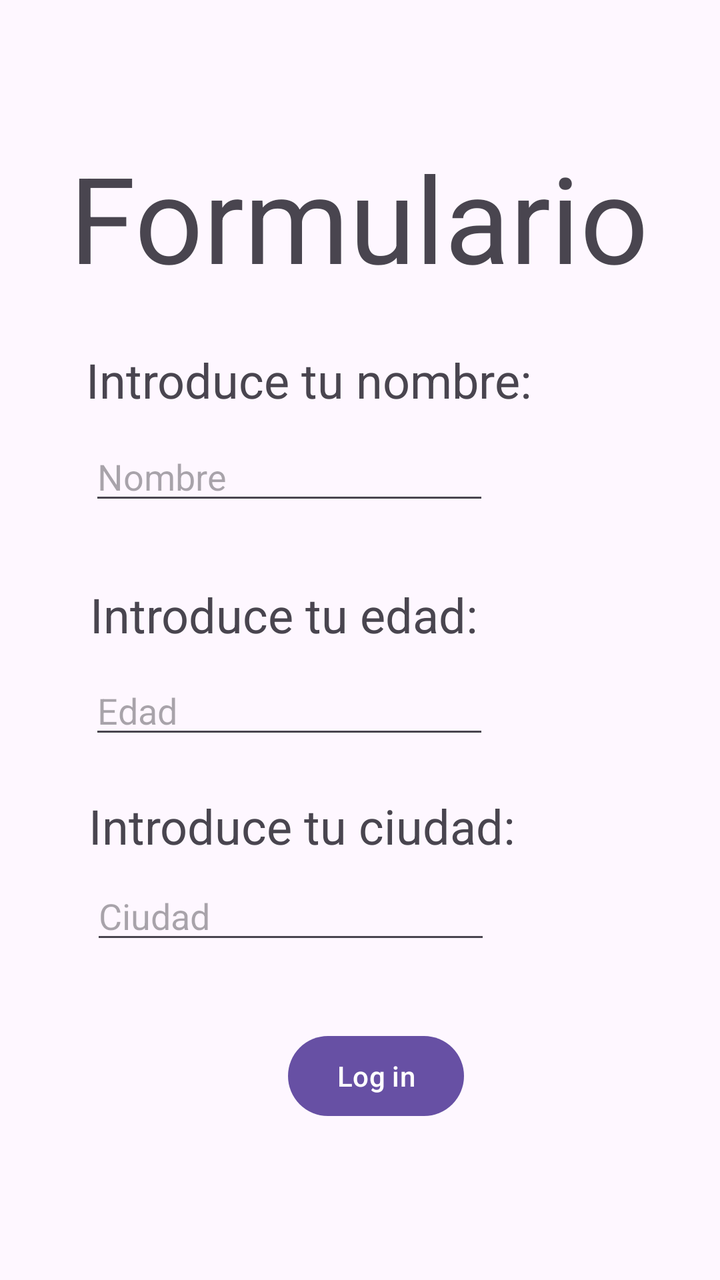
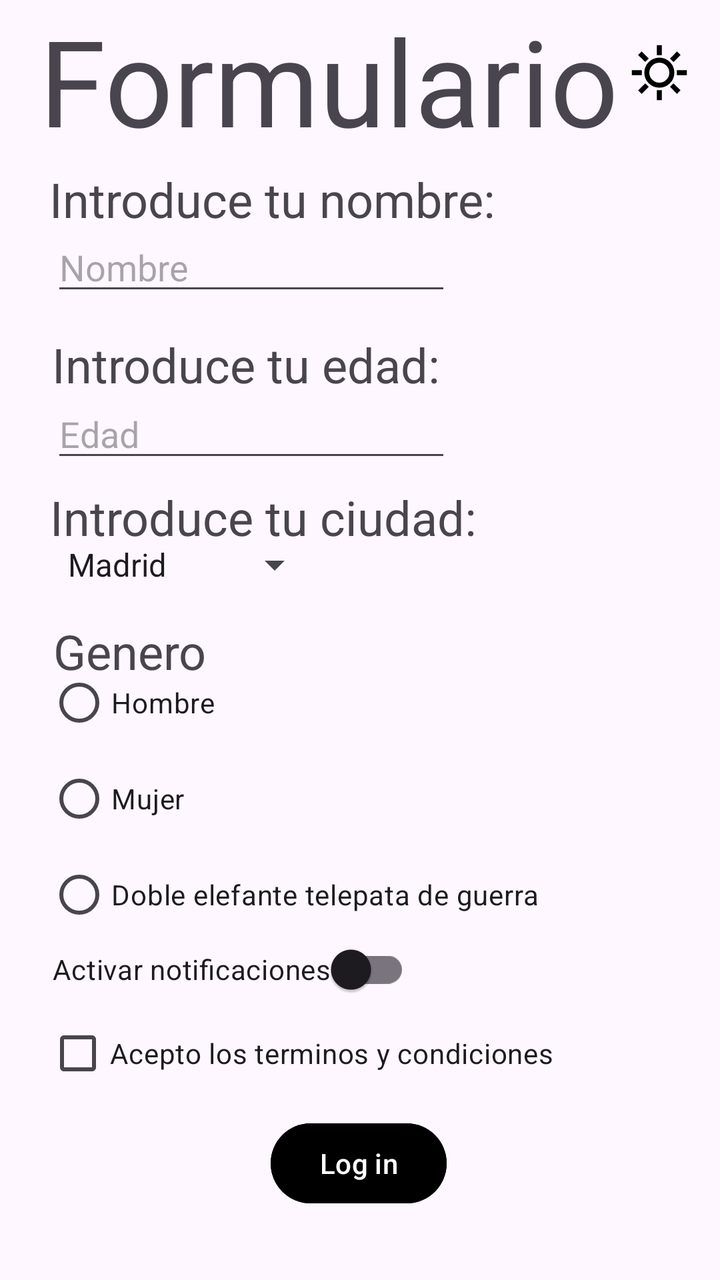

The first picture is an Android layout as it rendered before a commit; the second is the same layout after the commit. The layout source and the unified diff follow.
<!-- AndroidManifest.xml: application theme Theme.SaltoActivitys -->
<!-- res/layout/activity_main.xml -->
<?xml version="1.0" encoding="utf-8"?>
<androidx.constraintlayout.widget.ConstraintLayout xmlns:android="http://schemas.android.com/apk/res/android"
    xmlns:app="http://schemas.android.com/apk/res-auto"
    xmlns:tools="http://schemas.android.com/tools"
    android:id="@+id/main"
    android:layout_width="match_parent"
    android:layout_height="match_parent"
    tools:context=".MainActivity">


    <TextView
        android:id="@+id/titulo_formulario"
        android:layout_width="wrap_content"
        android:layout_height="wrap_content"
        android:text="@string/nombre_formulario"
        android:textSize="60sp"
        app:layout_constraintBottom_toBottomOf="parent"
        app:layout_constraintEnd_toEndOf="parent"
        app:layout_constraintHorizontal_bias="0.495"
        app:layout_constraintStart_toStartOf="parent"
        app:layout_constraintTop_toTopOf="parent"
        app:layout_constraintVertical_bias="0.122" />

    <TextView
        android:id="@+id/texto_nombre"
        android:layout_width="wrap_content"
        android:layout_height="wrap_content"
        android:text="@string/nombre_form"
        android:textSize="24sp"
        app:layout_constraintBottom_toBottomOf="parent"
        app:layout_constraintEnd_toEndOf="parent"
        app:layout_constraintHorizontal_bias="0.312"
        app:layout_constraintStart_toStartOf="parent"
        app:layout_constraintTop_toTopOf="parent"
        app:layout_constraintVertical_bias="0.286" />

    <EditText
        android:id="@+id/input_nombre"
        android:layout_width="200dp"
        android:layout_height="wrap_content"
        android:hint="@string/placehold_nombre"
        app:layout_constraintBottom_toBottomOf="parent"
        app:layout_constraintEnd_toEndOf="parent"
        app:layout_constraintHorizontal_bias="0.279"
        app:layout_constraintStart_toStartOf="parent"
        app:layout_constraintTop_toTopOf="parent"
        app:layout_constraintVertical_bias="0.361" />

    <TextView
        android:id="@+id/texto_edad"
        android:layout_width="wrap_content"
        android:layout_height="wrap_content"
        android:text="@string/edad_form"
        android:textSize="24sp"
        app:layout_constraintBottom_toBottomOf="parent"
        app:layout_constraintEnd_toEndOf="parent"
        app:layout_constraintHorizontal_bias="0.271"
        app:layout_constraintStart_toStartOf="parent"
        app:layout_constraintTop_toTopOf="parent"
        app:layout_constraintVertical_bias="0.479" />

    <EditText
        android:id="@+id/input_edad"
        android:layout_width="200dp"
        android:layout_height="wrap_content"
        android:hint="@string/placehold_edad"
        app:layout_constraintBottom_toBottomOf="parent"
        app:layout_constraintEnd_toEndOf="parent"
        app:layout_constraintHorizontal_bias="0.279"
        app:layout_constraintStart_toStartOf="parent"
        app:layout_constraintTop_toTopOf="parent"
        app:layout_constraintVertical_bias="0.556" />

    <TextView
        android:id="@+id/texto_ciudad"
        android:layout_width="wrap_content"
        android:layout_height="wrap_content"
        android:text="@string/ciudad_form"
        android:textSize="24sp"
        app:layout_constraintBottom_toBottomOf="parent"
        app:layout_constraintEnd_toEndOf="parent"
        app:layout_constraintHorizontal_bias="0.303"
        app:layout_constraintStart_toStartOf="parent"
        app:layout_constraintTop_toTopOf="parent"
        app:layout_constraintVertical_bias="0.653" />

    <EditText
        android:id="@+id/input_ciudad"
        android:layout_width="200dp"
        android:layout_height="wrap_content"
        android:hint="@string/placehold_ciudad"
        app:layout_constraintBottom_toBottomOf="parent"
        app:layout_constraintEnd_toEndOf="parent"
        app:layout_constraintHorizontal_bias="0.284"
        app:layout_constraintStart_toStartOf="parent"
        app:layout_constraintTop_toTopOf="parent"
        app:layout_constraintVertical_bias="0.728" />

    <Button
        android:id="@+id/button_login"
        android:layout_width="wrap_content"
        android:layout_height="wrap_content"
        android:text="@string/button_login"
        app:layout_constraintBottom_toBottomOf="parent"
        app:layout_constraintEnd_toEndOf="parent"
        app:layout_constraintHorizontal_bias="0.529"
        app:layout_constraintStart_toStartOf="parent"
        app:layout_constraintTop_toTopOf="parent"
        app:layout_constraintVertical_bias="0.868" />


</androidx.constraintlayout.widget.ConstraintLayout>
<!-- resources referenced by this layout -->
<resources>
  <string name="button_login">Log in</string>
  <string name="ciudad_form">Introduce tu ciudad:</string>
  <string name="edad_form">Introduce tu edad:</string>
  <string name="nombre_form">Introduce tu nombre:</string>
  <string name="nombre_formulario">Formulario</string>
  <string name="placehold_ciudad">Ciudad</string>
  <string name="placehold_edad">Edad</string>
  <string name="placehold_nombre">Nombre</string>
  <style name="Theme.SaltoActivitys" parent="Base.Theme.SaltoActivitys" />
  <style name="Base.Theme.SaltoActivitys" parent="Theme.Material3.DayNight.NoActionBar">
          
          
      </style>
</resources>

<!-- the commit's change to res/layout/activity_main.xml (unified diff, before → after) -->
@@ -16,10 +16,10 @@
         android:textSize="60sp"
         app:layout_constraintBottom_toBottomOf="parent"
         app:layout_constraintEnd_toEndOf="parent"
-        app:layout_constraintHorizontal_bias="0.495"
+        app:layout_constraintHorizontal_bias="0.28"
         app:layout_constraintStart_toStartOf="parent"
         app:layout_constraintTop_toTopOf="parent"
-        app:layout_constraintVertical_bias="0.122" />
+        app:layout_constraintVertical_bias="0.0" />
 
     <TextView
         android:id="@+id/texto_nombre"
@@ -29,22 +29,24 @@
         android:textSize="24sp"
         app:layout_constraintBottom_toBottomOf="parent"
         app:layout_constraintEnd_toEndOf="parent"
-        app:layout_constraintHorizontal_bias="0.312"
+        app:layout_constraintHorizontal_bias="0.179"
         app:layout_constraintStart_toStartOf="parent"
         app:layout_constraintTop_toTopOf="parent"
-        app:layout_constraintVertical_bias="0.286" />
+        app:layout_constraintVertical_bias="0.137" />
 
     <EditText
         android:id="@+id/input_nombre"
         android:layout_width="200dp"
         android:layout_height="wrap_content"
+        android:autofillHints=""
         android:hint="@string/placehold_nombre"
+        android:inputType="textPersonName"
         app:layout_constraintBottom_toBottomOf="parent"
         app:layout_constraintEnd_toEndOf="parent"
-        app:layout_constraintHorizontal_bias="0.279"
+        app:layout_constraintHorizontal_bias="0.161"
         app:layout_constraintStart_toStartOf="parent"
         app:layout_constraintTop_toTopOf="parent"
-        app:layout_constraintVertical_bias="0.361" />
+        app:layout_constraintVertical_bias="0.186" />
 
     <TextView
         android:id="@+id/texto_edad"
@@ -54,22 +56,24 @@
         android:textSize="24sp"
         app:layout_constraintBottom_toBottomOf="parent"
         app:layout_constraintEnd_toEndOf="parent"
-        app:layout_constraintHorizontal_bias="0.271"
+        app:layout_constraintHorizontal_bias="0.156"
         app:layout_constraintStart_toStartOf="parent"
         app:layout_constraintTop_toTopOf="parent"
-        app:layout_constraintVertical_bias="0.479" />
+        app:layout_constraintVertical_bias="0.273" />
 
     <EditText
         android:id="@+id/input_edad"
         android:layout_width="200dp"
         android:layout_height="wrap_content"
+        android:autofillHints=""
         android:hint="@string/placehold_edad"
+        android:inputType="number"
         app:layout_constraintBottom_toBottomOf="parent"
         app:layout_constraintEnd_toEndOf="parent"
-        app:layout_constraintHorizontal_bias="0.279"
+        app:layout_constraintHorizontal_bias="0.161"
         app:layout_constraintStart_toStartOf="parent"
         app:layout_constraintTop_toTopOf="parent"
-        app:layout_constraintVertical_bias="0.556" />
+        app:layout_constraintVertical_bias="0.325" />
 
     <TextView
         android:id="@+id/texto_ciudad"
@@ -79,34 +83,117 @@
         android:textSize="24sp"
         app:layout_constraintBottom_toBottomOf="parent"
         app:layout_constraintEnd_toEndOf="parent"
-        app:layout_constraintHorizontal_bias="0.303"
+        app:layout_constraintHorizontal_bias="0.171"
         app:layout_constraintStart_toStartOf="parent"
         app:layout_constraintTop_toTopOf="parent"
-        app:layout_constraintVertical_bias="0.653" />
+        app:layout_constraintVertical_bias="0.399" />
 
-    <EditText
-        android:id="@+id/input_ciudad"
-        android:layout_width="200dp"
+    <Spinner
+        android:id="@+id/input_ciudades"
+        android:layout_width="wrap_content"
         android:layout_height="wrap_content"
-        android:hint="@string/placehold_ciudad"
+        android:entries="@array/lista_ciudades"
         app:layout_constraintBottom_toBottomOf="parent"
         app:layout_constraintEnd_toEndOf="parent"
-        app:layout_constraintHorizontal_bias="0.284"
+        app:layout_constraintHorizontal_bias="0.116"
         app:layout_constraintStart_toStartOf="parent"
         app:layout_constraintTop_toTopOf="parent"
-        app:layout_constraintVertical_bias="0.728" />
+        app:layout_constraintVertical_bias="0.439" />
+
+    <TextView
+        android:id="@+id/texto_genero"
+        android:layout_width="wrap_content"
+        android:layout_height="wrap_content"
+        android:text="@string/texto_genero"
+        android:textSize="24sp"
+        app:layout_constraintBottom_toBottomOf="parent"
+        app:layout_constraintEnd_toEndOf="parent"
+        app:layout_constraintHorizontal_bias="0.094"
+        app:layout_constraintStart_toStartOf="parent"
+        app:layout_constraintTop_toTopOf="parent"
+        app:layout_constraintVertical_bias="0.509" />
+
+    <RadioGroup
+        android:id="@+id/input_genero"
+        android:layout_width="wrap_content"
+        android:layout_height="wrap_content"
+        app:layout_constraintBottom_toBottomOf="parent"
+        app:layout_constraintEnd_toEndOf="parent"
+        app:layout_constraintHorizontal_bias="0.208"
+        app:layout_constraintStart_toStartOf="parent"
+        app:layout_constraintTop_toTopOf="parent"
+        app:layout_constraintVertical_bias="0.66">
+
+        <RadioButton
+            android:id="@+id/opcion_hombre"
+            android:layout_width="wrap_content"
+            android:layout_height="wrap_content"
+            android:text="@string/texto_genero_hombre" />
+
+        <RadioButton
+            android:id="@+id/opcion_mujer"
+            android:layout_width="wrap_content"
+            android:layout_height="wrap_content"
+            android:text="@string/texto_genero_mujer" />
+
+        <RadioButton
+            android:id="@+id/opcion_otro"
+            android:layout_width="wrap_content"
+            android:layout_height="wrap_content"
+            android:text="@string/texto_genero_otro" />
+
+    </RadioGroup>
+
+    <CheckBox
+        android:id="@+id/input_terminos"
+        android:layout_width="wrap_content"
+        android:layout_height="wrap_content"
+        android:text="@string/texto_tc"
+        app:layout_constraintBottom_toBottomOf="parent"
+        app:layout_constraintEnd_toEndOf="parent"
+        app:layout_constraintHorizontal_bias="0.217"
+        app:layout_constraintStart_toStartOf="parent"
+        app:layout_constraintTop_toTopOf="parent"
+        app:layout_constraintVertical_bias="0.849" />
 
     <Button
         android:id="@+id/button_login"
         android:layout_width="wrap_content"
         android:layout_height="wrap_content"
+        android:backgroundTint="@color/black"
         android:text="@string/button_login"
         app:layout_constraintBottom_toBottomOf="parent"
         app:layout_constraintEnd_toEndOf="parent"
-        app:layout_constraintHorizontal_bias="0.529"
+        app:layout_constraintHorizontal_bias="0.498"
         app:layout_constraintStart_toStartOf="parent"
         app:layout_constraintTop_toTopOf="parent"
-        app:layout_constraintVertical_bias="0.868" />
+        app:layout_constraintVertical_bias="0.942" />
+
+    <androidx.appcompat.widget.SwitchCompat
+        android:id="@+id/input_notificaciones"
+        android:layout_width="wrap_content"
+        android:layout_height="wrap_content"
+        android:text="@string/texto_notificaciones"
+        app:layout_constraintBottom_toBottomOf="parent"
+        app:layout_constraintEnd_toEndOf="parent"
+        app:layout_constraintHorizontal_bias="0.146"
+        app:layout_constraintStart_toStartOf="parent"
+        app:layout_constraintTop_toTopOf="parent"
+        app:layout_constraintVertical_bias="0.778" />
+
+    <ToggleButton
+        android:id="@+id/input_dia_noche"
+        android:layout_width="30dp"
+        android:layout_height="30dp"
+        android:background="@drawable/dia_noche"
+        android:textOn=""
+        android:textOff=""
+        app:layout_constraintBottom_toBottomOf="parent"
+        app:layout_constraintEnd_toEndOf="parent"
+        app:layout_constraintHorizontal_bias="0.954"
+        app:layout_constraintStart_toStartOf="parent"
+        app:layout_constraintTop_toTopOf="parent"
+        app:layout_constraintVertical_bias="0.035" />
 
 
 </androidx.constraintlayout.widget.ConstraintLayout>
<!-- resource entries referenced after the edit -->
@@ -1,14 +1,52 @@
 <!-- resources referenced by this layout -->
 <resources>
+  <string-array name="lista_ciudades">
+          <item>Madrid</item>
+          <item>Barcelona</item>
+          <item>Valencia</item>
+          <item>Sevilla</item>
+          <item>Zaragoza</item>
+          <item>Málaga</item>
+          <item>Murcia</item>
+          <item>Palma</item>
+          <item>Alicante</item>
+          <item>Bilbao</item>
+      </string-array>
+  <color name="black">#FF000000</color>
+  <!-- drawable dia_noche (drawable) -->
+  <?xml version="1.0" encoding="utf-8"?>
+  <selector xmlns:android="http://schemas.android.com/apk/res/android">
+      
+      <item android:state_checked="true" android:drawable="@drawable/modo_noche" />
+      
+      <item android:state_checked="false" android:drawable="@drawable/modo_dia" />
+  </selector>
   <string name="button_login">Log in</string>
   <string name="ciudad_form">Introduce tu ciudad:</string>
   <string name="edad_form">Introduce tu edad:</string>
   <string name="nombre_form">Introduce tu nombre:</string>
   <string name="nombre_formulario">Formulario</string>
-  <string name="placehold_ciudad">Ciudad</string>
   <string name="placehold_edad">Edad</string>
   <string name="placehold_nombre">Nombre</string>
+  <string name="texto_genero">Genero</string>
+  <string name="texto_genero_hombre">Hombre</string>
+  <string name="texto_genero_mujer">Mujer</string>
+  <string name="texto_genero_otro">Doble elefante telepata de guerra</string>
+  <string name="texto_notificaciones">Activar notificaciones</string>
+  <string name="texto_tc">Acepto los terminos y condiciones</string>
   <style name="Theme.SaltoActivitys" parent="Base.Theme.SaltoActivitys" />
+  <!-- drawable modo_noche (drawable) -->
+  <vector xmlns:android="http://schemas.android.com/apk/res/android" android:height="24dp" android:tint="#FFFFFF" android:viewportHeight="960" android:viewportWidth="960" android:width="24dp">
+        
+      <path android:fillColor="@android:color/white" android:pathData="M380,800Q513,800 606.5,706.5Q700,613 700,480Q700,347 606.5,253.5Q513,160 380,160Q369,160 359,160Q349,160 340,162Q397,228 428.5,309.5Q460,391 460,480Q460,569 428.5,650.5Q397,732 340,798Q349,800 359,800Q369,800 380,800ZM380,880Q327,880 276.5,866.5Q226,853 180,826Q273,772 326.5,680Q380,588 380,480Q380,372 326.5,280Q273,188 180,134Q226,107 276.5,93.5Q327,80 380,80Q463,80 536,111.5Q609,143 663,197Q717,251 748.5,324Q780,397 780,480Q780,563 748.5,636Q717,709 663,763Q609,817 536,848.5Q463,880 380,880ZM460,480Q460,480 460,480Q460,480 460,480Q460,480 460,480Q460,480 460,480Q460,480 460,480Q460,480 460,480Q460,480 460,480Q460,480 460,480Q460,480 460,480Q460,480 460,480Q460,480 460,480Q460,480 460,480Z"/>
+      
+  </vector>
+  <!-- drawable modo_dia (drawable) -->
+  <vector xmlns:android="http://schemas.android.com/apk/res/android" android:height="24dp" android:tint="#000000" android:viewportHeight="960" android:viewportWidth="960" android:width="24dp">
+        
+      <path android:fillColor="@android:color/white" android:pathData="M440,200L440,40L520,40L520,200L440,200ZM706,310L651,255L763,140L819,197L706,310ZM760,520L760,440L920,440L920,520L760,520ZM440,920L440,760L520,760L520,920L440,920ZM254,308L140,197L197,141L310,254L254,308ZM762,820L651,705L705,651L819,761L762,820ZM40,520L40,440L200,440L200,520L40,520ZM197,820L141,763L253,651L282,678L311,706L197,820ZM310,650Q240,580 240,480Q240,380 310,310Q380,240 480,240Q580,240 650,310Q720,380 720,480Q720,580 650,650Q580,720 480,720Q380,720 310,650ZM593,593Q640,546 640,480Q640,414 593,367Q546,320 480,320Q414,320 367,367Q320,414 320,480Q320,546 367,593Q414,640 480,640Q546,640 593,593ZM480,480Q480,480 480,480Q480,480 480,480Q480,480 480,480Q480,480 480,480Q480,480 480,480Q480,480 480,480Q480,480 480,480Q480,480 480,480Z"/>
+      
+  </vector>
   <style name="Base.Theme.SaltoActivitys" parent="Theme.Material3.DayNight.NoActionBar">
           
           
